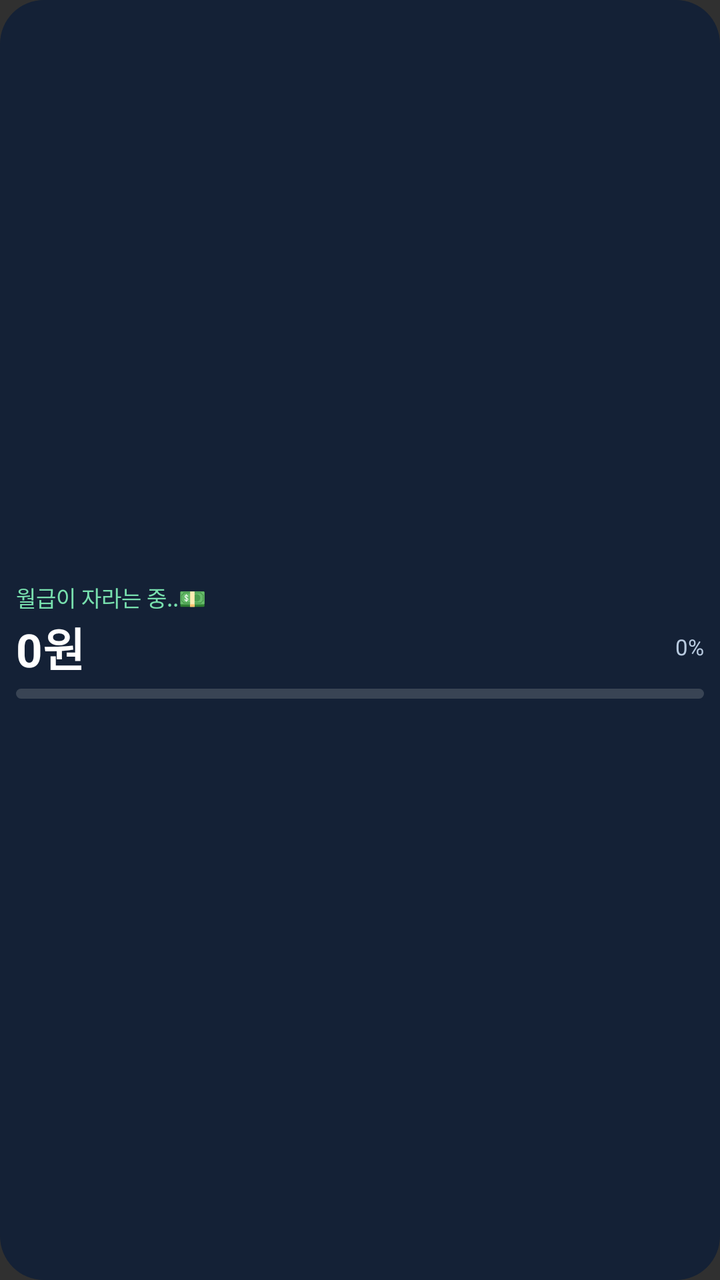
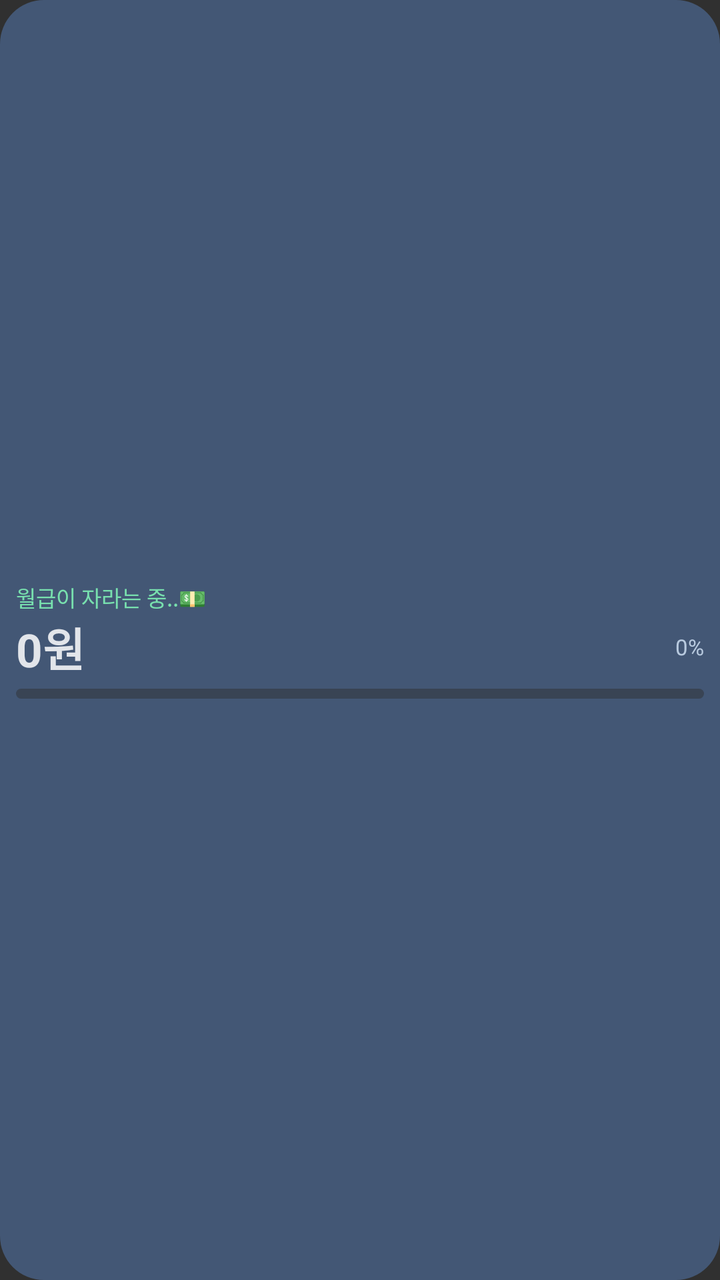

An Android layout rendered at two revisions. The XML below is the earlier revision; the diff shows what the commit changed to produce the second picture.
<!-- AndroidManifest.xml: application theme android:Theme.Material.NoActionBar -->
<!-- res/layout/salary_widget_four.xml -->
<LinearLayout android:id="@+id/widget_root" xmlns:android="http://schemas.android.com/apk/res/android" android:layout_width="match_parent" android:layout_height="match_parent" android:orientation="vertical" android:gravity="center_vertical" android:padding="8dp" android:background="@drawable/widget_bg"><TextView android:id="@+id/title" android:layout_width="match_parent" android:layout_height="wrap_content" android:text="월급이 자라는 중..💵" android:textColor="#78E0AE" android:textSize="11sp" android:singleLine="true"/><LinearLayout android:layout_width="match_parent" android:layout_height="wrap_content" android:orientation="horizontal" android:gravity="center_vertical"><FrameLayout android:layout_width="0dp" android:layout_height="wrap_content" android:layout_weight="1"><TextView android:id="@+id/amount" android:layout_width="match_parent" android:layout_height="wrap_content" android:text="0원" android:textColor="#FFFFFF" android:textSize="23sp" android:textStyle="bold" android:singleLine="true" android:autoSizeTextType="uniform" android:autoSizeMinTextSize="11sp" android:autoSizeMaxTextSize="23sp"/><ImageView android:id="@+id/rainbow_amount" android:layout_width="match_parent" android:layout_height="match_parent" android:visibility="gone" android:scaleType="fitStart" android:adjustViewBounds="false"/></FrameLayout><TextView android:id="@+id/progress_text" android:layout_width="wrap_content" android:layout_height="wrap_content" android:text="0%" android:textColor="#B8CADF" android:textSize="11sp"/></LinearLayout><ProgressBar android:id="@+id/progress" style="?android:attr/progressBarStyleHorizontal" android:layout_width="match_parent" android:layout_height="5dp" android:layout_marginTop="4dp" android:max="10000" android:progressDrawable="@drawable/widget_progress_green"/><ProgressBar android:id="@+id/progress_lastfive" style="?android:attr/progressBarStyleHorizontal" android:layout_width="match_parent" android:layout_height="5dp" android:layout_marginTop="4dp" android:max="10000" android:progressDrawable="@drawable/widget_progress_lastfive" android:visibility="gone"/></LinearLayout>
<!-- resources referenced by this layout -->
<resources>
  <!-- drawable widget_bg (drawable) -->
  <shape xmlns:android="http://schemas.android.com/apk/res/android" android:shape="rectangle">
      <solid android:color="#142136"/>
      <corners android:radius="22dp"/>
  </shape>
  <!-- drawable widget_progress_green (drawable) -->
  <layer-list xmlns:android="http://schemas.android.com/apk/res/android"><item android:id="@android:id/background"><shape android:shape="rectangle"><corners android:radius="6dp"/><solid android:color="#394454"/></shape></item><item android:id="@android:id/progress"><clip><shape android:shape="rectangle"><corners android:radius="6dp"/><gradient android:angle="0" android:startColor="#B8F5B0" android:endColor="#075C32"/></shape></clip></item></layer-list>
  <!-- drawable widget_progress_lastfive (drawable) -->
  <layer-list xmlns:android="http://schemas.android.com/apk/res/android"><item android:id="@android:id/background"><shape android:shape="rectangle"><corners android:radius="6dp"/><solid android:color="#394454"/></shape></item><item android:id="@android:id/progress"><clip><shape android:shape="rectangle"><corners android:radius="6dp"/><gradient android:angle="0" android:startColor="#B8F5B0" android:centerColor="#075C32" android:endColor="#E44755" android:centerX="0.55"/></shape></clip></item></layer-list>
</resources>

<!-- the commit's change to res/layout/salary_widget_four.xml (unified diff, before → after) -->
@@ -1 +1 @@
-<LinearLayout android:id="@+id/widget_root" xmlns:android="http://schemas.android.com/apk/res/android" android:layout_width="match_parent" android:layout_height="match_parent" android:orientation="vertical" android:gravity="center_vertical" android:padding="8dp" android:background="@drawable/widget_bg"><TextView android:id="@+id/title" android:layout_width="match_parent" android:layout_height="wrap_content" android:text="월급이 자라는 중..💵" android:textColor="#78E0AE" android:textSize="11sp" android:singleLine="true"/><LinearLayout android:layout_width="match_parent" android:layout_height="wrap_content" android:orientation="horizontal" android:gravity="center_vertical"><FrameLayout android:layout_width="0dp" android:layout_height="wrap_content" android:layout_weight="1"><TextView android:id="@+id/amount" android:layout_width="match_parent" android:layout_height="wrap_content" android:text="0원" android:textColor="#FFFFFF" android:textSize="23sp" android:textStyle="bold" android:singleLine="true" android:autoSizeTextType="uniform" android:autoSizeMinTextSize="11sp" android:autoSizeMaxTextSize="23sp"/><ImageView android:id="@+id/rainbow_amount" android:layout_width="match_parent" android:layout_height="match_parent" android:visibility="gone" android:scaleType="fitStart" android:adjustViewBounds="false"/></FrameLayout><TextView android:id="@+id/progress_text" android:layout_width="wrap_content" android:layout_height="wrap_content" android:text="0%" android:textColor="#B8CADF" android:textSize="11sp"/></LinearLayout><ProgressBar android:id="@+id/progress" style="?android:attr/progressBarStyleHorizontal" android:layout_width="match_parent" android:layout_height="5dp" android:layout_marginTop="4dp" android:max="10000" android:progressDrawable="@drawable/widget_progress_green"/><ProgressBar android:id="@+id/progress_lastfive" style="?android:attr/progressBarStyleHorizontal" android:layout_width="match_parent" android:layout_height="5dp" android:layout_marginTop="4dp" android:max="10000" android:progressDrawable="@drawable/widget_progress_lastfive" android:visibility="gone"/></LinearLayout>
+<LinearLayout android:id="@+id/widget_root" xmlns:android="http://schemas.android.com/apk/res/android" android:layout_width="match_parent" android:layout_height="match_parent" android:orientation="vertical" android:gravity="center_vertical" android:padding="8dp" android:background="@drawable/widget_bg"><TextView android:id="@+id/title" android:layout_width="match_parent" android:layout_height="wrap_content" android:text="월급이 자라는 중..💵" android:textColor="#78E0AE" android:textSize="11sp" android:singleLine="true"/><LinearLayout android:layout_width="match_parent" android:layout_height="wrap_content" android:orientation="horizontal" android:gravity="center_vertical"><FrameLayout android:layout_width="0dp" android:layout_height="wrap_content" android:layout_weight="1"><TextView android:id="@+id/amount" android:layout_width="match_parent" android:layout_height="wrap_content" android:text="0원" android:textColor="#E2E5EA" android:textSize="23sp" android:textStyle="bold" android:singleLine="true" android:autoSizeTextType="uniform" android:autoSizeMinTextSize="11sp" android:autoSizeMaxTextSize="23sp"/><ImageView android:id="@+id/rainbow_amount" android:layout_width="match_parent" android:layout_height="match_parent" android:visibility="gone" android:scaleType="fitStart" android:adjustViewBounds="false"/></FrameLayout><TextView android:id="@+id/progress_text" android:layout_width="wrap_content" android:layout_height="wrap_content" android:text="0%" android:textColor="#B8CADF" android:textSize="11sp"/></LinearLayout><ProgressBar android:id="@+id/progress" style="?android:attr/progressBarStyleHorizontal" android:layout_width="match_parent" android:layout_height="5dp" android:layout_marginTop="4dp" android:max="10000" android:progressDrawable="@drawable/widget_progress_green"/><ProgressBar android:id="@+id/progress_lastfive" style="?android:attr/progressBarStyleHorizontal" android:layout_width="match_parent" android:layout_height="5dp" android:layout_marginTop="4dp" android:max="10000" android:progressDrawable="@drawable/widget_progress_lastfive" android:visibility="gone"/></LinearLayout>
<!-- resource entries referenced after the edit -->
@@ -2,12 +2,12 @@
 <resources>
   <!-- drawable widget_bg (drawable) -->
   <shape xmlns:android="http://schemas.android.com/apk/res/android" android:shape="rectangle">
-      <solid android:color="#142136"/>
+      <solid android:color="#435775"/>
       <corners android:radius="22dp"/>
   </shape>
   <!-- drawable widget_progress_green (drawable) -->
-  <layer-list xmlns:android="http://schemas.android.com/apk/res/android"><item android:id="@android:id/background"><shape android:shape="rectangle"><corners android:radius="6dp"/><solid android:color="#394454"/></shape></item><item android:id="@android:id/progress"><clip><shape android:shape="rectangle"><corners android:radius="6dp"/><gradient android:angle="0" android:startColor="#B8F5B0" android:endColor="#075C32"/></shape></clip></item></layer-list>
+  <layer-list xmlns:android="http://schemas.android.com/apk/res/android"><item android:id="@android:id/background"><shape android:shape="rectangle"><corners android:radius="6dp"/><solid android:color="#394454"/></shape></item><item android:id="@android:id/progress"><clip><shape android:shape="rectangle"><corners android:radius="6dp"/><gradient android:angle="0" android:startColor="#236B43" android:endColor="#A5F4A4"/></shape></clip></item></layer-list>
   <!-- drawable widget_progress_lastfive (drawable) -->
-  <layer-list xmlns:android="http://schemas.android.com/apk/res/android"><item android:id="@android:id/background"><shape android:shape="rectangle"><corners android:radius="6dp"/><solid android:color="#394454"/></shape></item><item android:id="@android:id/progress"><clip><shape android:shape="rectangle"><corners android:radius="6dp"/><gradient android:angle="0" android:startColor="#B8F5B0" android:centerColor="#075C32" android:endColor="#E44755" android:centerX="0.55"/></shape></clip></item></layer-list>
+  <layer-list xmlns:android="http://schemas.android.com/apk/res/android"><item android:id="@android:id/background"><shape android:shape="rectangle"><corners android:radius="6dp"/><solid android:color="#394454"/></shape></item><item android:id="@android:id/progress"><clip><shape android:shape="rectangle"><corners android:radius="6dp"/><gradient android:angle="0" android:startColor="#236B43" android:centerColor="#A5F4A4" android:endColor="#B50016" android:centerX="0.68"/></shape></clip></item></layer-list>
 </resources>
 
